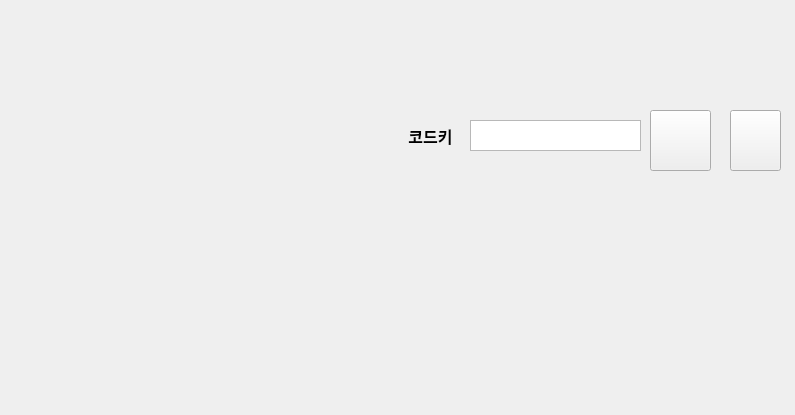
The window that ui/chat_key_input.ui (HermesProj-KNUT/Hermes_Hub) describes before a commit, drawn with Qt 5.
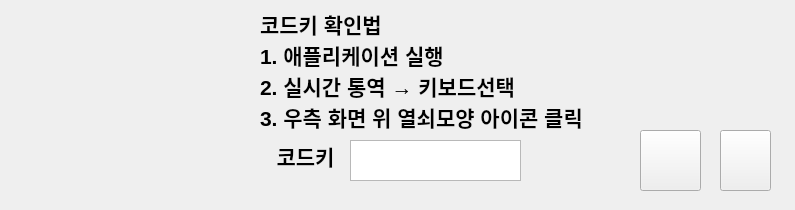
The same window after the commit. Icons and pictures are not drawn.

Diff of the .ui file:
```diff
--- a/ui/chat_key_input.ui
+++ b/ui/chat_key_input.ui
@@ -7,7 +7,7 @@
     <x>0</x>
     <y>0</y>
     <width>795</width>
-    <height>415</height>
+    <height>210</height>
    </rect>
   </property>
   <property name="windowTitle">
@@ -16,74 +16,49 @@
   <widget class="QLabel" name="guide_img">
    <property name="geometry">
     <rect>
-     <x>10</x>
+     <x>20</x>
      <y>10</y>
-     <width>381</width>
-     <height>391</height>
+     <width>231</width>
+     <height>191</height>
     </rect>
    </property>
    <property name="text">
     <string/>
    </property>
    <property name="pixmap">
-    <pixmap>../chat_key/guide.png</pixmap>
-   </property>
-  </widget>
-  <widget class="QLabel" name="guide_txt">
-   <property name="geometry">
-    <rect>
-     <x>410</x>
-     <y>10</y>
-     <width>321</width>
-     <height>101</height>
-    </rect>
-   </property>
-   <property name="font">
-    <font>
-     <family>배달의민족 도현</family>
-     <pointsize>10</pointsize>
-    </font>
-   </property>
-   <property name="text">
-    <string/>
-   </property>
-   <property name="textFormat">
-    <enum>Qt::PlainText</enum>
-   </property>
-   <property name="pixmap">
-    <pixmap>../chat_key/guide_text.png</pixmap>
+    <pixmap>../icon/guide_img.png</pixmap>
    </property>
   </widget>
   <widget class="QTextEdit" name="key_input">
    <property name="geometry">
     <rect>
-     <x>470</x>
-     <y>120</y>
+     <x>350</x>
+     <y>140</y>
      <width>171</width>
-     <height>31</height>
+     <height>41</height>
     </rect>
    </property>
    <property name="font">
     <font>
      <family>Arial</family>
-     <pointsize>10</pointsize>
-     <weight>75</weight>
-     <bold>true</bold>
+     <pointsize>14</pointsize>
+     <weight>50</weight>
+     <bold>false</bold>
     </font>
    </property>
    <property name="html">
     <string>&lt;!DOCTYPE HTML PUBLIC &quot;-//W3C//DTD HTML 4.0//EN&quot; &quot;http://www.w3.org/TR/REC-html40/strict.dtd&quot;&gt;
 &lt;html&gt;&lt;head&gt;&lt;meta name=&quot;qrichtext&quot; content=&quot;1&quot; /&gt;&lt;style type=&quot;text/css&quot;&gt;
 p, li { white-space: pre-wrap; }
-&lt;/style&gt;&lt;/head&gt;&lt;body style=&quot; font-family:'Arial'; font-size:10pt; font-weight:600; font-style:normal;&quot;&gt;
+&lt;/style&gt;&lt;/head&gt;&lt;body style=&quot; font-family:'Arial'; font-size:14pt; font-weight:400; font-style:normal;&quot;&gt;
 &lt;p style=&quot;-qt-paragraph-type:empty; margin-top:0px; margin-bottom:0px; margin-left:0px; margin-right:0px; -qt-block-indent:0; text-indent:0px;&quot;&gt;&lt;br /&gt;&lt;/p&gt;&lt;/body&gt;&lt;/html&gt;</string>
    </property>
   </widget>
   <widget class="QPushButton" name="connect_btn">
    <property name="geometry">
     <rect>
-     <x>650</x>
-     <y>110</y>
+     <x>640</x>
+     <y>130</y>
      <width>61</width>
      <height>61</height>
     </rect>
@@ -105,8 +80,8 @@
   <widget class="QPushButton" name="exit_btn">
    <property name="geometry">
     <rect>
-     <x>730</x>
-     <y>110</y>
+     <x>720</x>
+     <y>130</y>
      <width>51</width>
      <height>61</height>
     </rect>
@@ -128,16 +103,16 @@
   <widget class="QLabel" name="code_key_lbl">
    <property name="geometry">
     <rect>
-     <x>390</x>
-     <y>110</y>
-     <width>81</width>
+     <x>260</x>
+     <y>130</y>
+     <width>91</width>
      <height>51</height>
     </rect>
    </property>
    <property name="font">
     <font>
      <family>Arial</family>
-     <pointsize>12</pointsize>
+     <pointsize>16</pointsize>
      <weight>75</weight>
      <bold>true</bold>
     </font>
@@ -149,6 +124,51 @@
     <set>Qt::AlignCenter</set>
    </property>
   </widget>
+  <widget class="QLabel" name="err_lbl">
+   <property name="geometry">
+    <rect>
+     <x>620</x>
+     <y>20</y>
+     <width>171</width>
+     <height>71</height>
+    </rect>
+   </property>
+   <property name="font">
+    <font>
+     <family>Arial</family>
+     <pointsize>10</pointsize>
+     <weight>75</weight>
+     <bold>true</bold>
+    </font>
+   </property>
+   <property name="text">
+    <string/>
+   </property>
+  </widget>
+  <widget class="QLabel" name="guide_lbl">
+   <property name="geometry">
+    <rect>
+     <x>260</x>
+     <y>10</y>
+     <width>361</width>
+     <height>121</height>
+    </rect>
+   </property>
+   <property name="font">
+    <font>
+     <family>Arial</family>
+     <pointsize>16</pointsize>
+     <weight>75</weight>
+     <bold>true</bold>
+    </font>
+   </property>
+   <property name="text">
+    <string>코드키 확인법
+1. 애플리케이션 실행
+2. 실시간 통역 → 키보드선택
+3. 우측 화면 위 열쇠모양 아이콘 클릭</string>
+   </property>
+  </widget>
  </widget>
  <resources/>
  <connections/>
```
Left out of the diff: 3 changed lines with no effect on the pictures.
